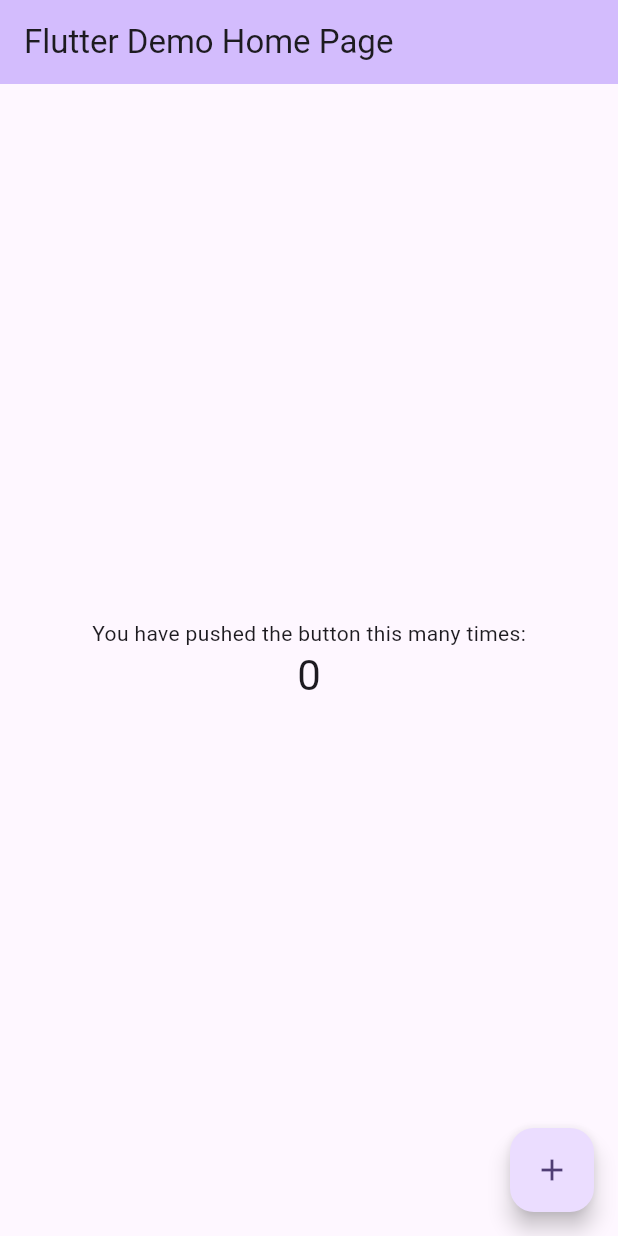
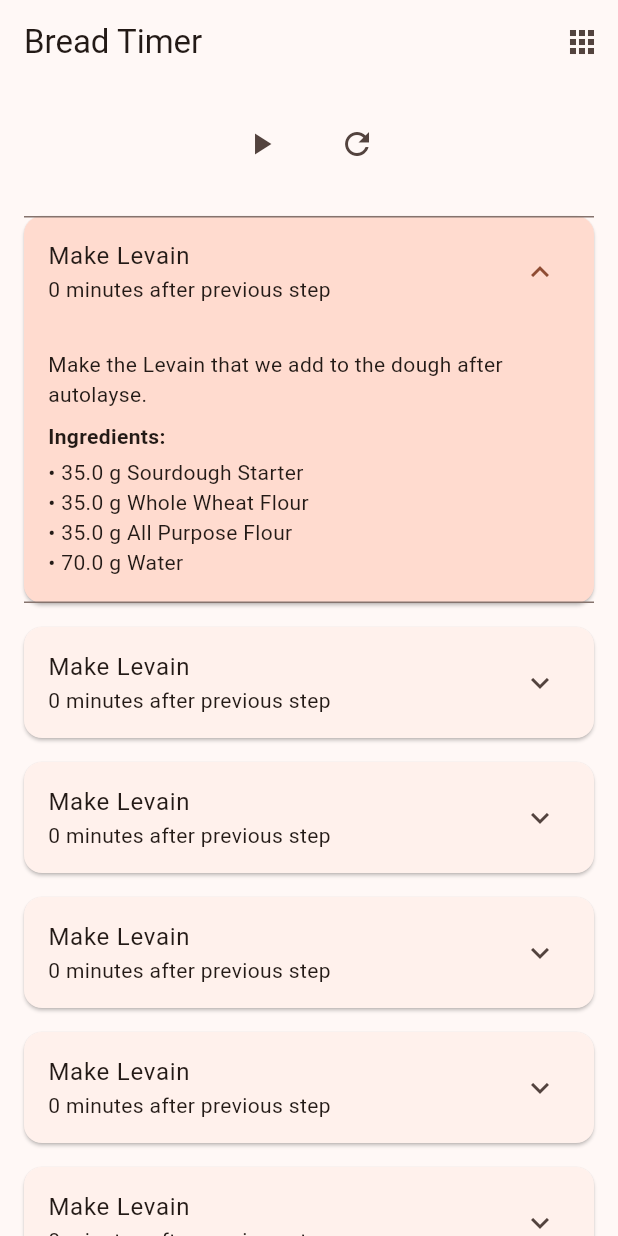
Before and after one commit to JakeRobertBaker/bread_app, a Flutter app: the screen it shows after launch, on a phone screen of 412 x 824 dp. Run offline on Flutter 3.47's test engine with Material 3 defaults, Android fonts, the phone set to English and light mode, and no system bars; our stand-ins replace flutter_local_notifications.

```diff
--- a/lib/main.dart
+++ b/lib/main.dart
@@ -1,122 +1,140 @@
+import 'dart:convert';
 import 'package:flutter/material.dart';
+import 'package:flutter/services.dart';
+import 'package:provider/provider.dart';
+import 'widgets/step_list.dart';
+import 'widgets/timer_controls.dart';
+import 'models.dart';
+import 'services/notification_service.dart';
+import 'services/step_timer.dart';
 
-void main() {
-  runApp(const MyApp());
+void main() async {
+  WidgetsFlutterBinding.ensureInitialized();
+  await NotificationService().init();
+  runApp(const BreadApp());
 }
 
-class MyApp extends StatelessWidget {
-  const MyApp({super.key});
+class BreadApp extends StatelessWidget {
+  const BreadApp({super.key});
 
-  // This widget is the root of your application.
   @override
   Widget build(BuildContext context) {
     return MaterialApp(
-      title: 'Flutter Demo',
+      title: 'Bread Timer',
       theme: ThemeData(
-        // This is the theme of your application.
-        //
-        // TRY THIS: Try running your application with "flutter run". You'll see
-        // the application has a purple toolbar. Then, without quitting the app,
-        // try changing the seedColor in the colorScheme below to Colors.green
-        // and then invoke "hot reload" (save your changes or press the "hot
-        // reload" button in a Flutter-supported IDE, or press "r" if you used
-        // the command line to start the app).
-        //
-        // Notice that the counter didn't reset back to zero; the application
-        // state is not lost during the reload. To reset the state, use hot
-        // restart instead.
-        //
-        // This works for code too, not just values: Most code changes can be
-        // tested with just a hot reload.
-        colorScheme: ColorScheme.fromSeed(seedColor: Colors.deepPurple),
+        colorScheme: ColorScheme.fromSeed(seedColor: Colors.brown),
+        useMaterial3: true,
       ),
-      home: const MyHomePage(title: 'Flutter Demo Home Page'),
+      home: const BreadMakerScreen(),
     );
   }
 }
 
-class MyHomePage extends StatefulWidget {
-  const MyHomePage({super.key, required this.title});
-
-  // This widget is the home page of your application. It is stateful, meaning
-  // that it has a State object (defined below) that contains fields that affect
-  // how it looks.
-
-  // This class is the configuration for the state. It holds the values (in this
-  // case the title) provided by the parent (in this case the App widget) and
-  // used by the build method of the State. Fields in a Widget subclass are
-  // always marked "final".
-
-  final String title;
+class BreadMakerScreen extends StatefulWidget {
+  const BreadMakerScreen({super.key});
 
   @override
-  State<MyHomePage> createState() => _MyHomePageState();
+  State<BreadMakerScreen> createState() => _BreadMakerScreenState();
 }
 
-class _MyHomePageState extends State<MyHomePage> {
-  int _counter = 0;
+class _BreadMakerScreenState extends State<BreadMakerScreen> {
+  Recipe? _recipe;
+  double _loafScale = 1.0; // Scale relative to base recipe
 
-  void _incrementCounter() {
+  @override
+  void initState() {
+    super.initState();
+    _loadRecipe();
+  }
+
+  Future<void> _loadRecipe() async {
+    final String jsonString = await rootBundle.loadString('assets/steps.json');
+    final recipeJson = json.decode(jsonString);
     setState(() {
-      // This call to setState tells the Flutter framework that something has
-      // changed in this State, which causes it to rerun the build method below
-      // so that the display can reflect the updated values. If we changed
-      // _counter without calling setState(), then the build method would not be
-      // called again, and so nothing would appear to happen.
-      _counter++;
+      _recipe = Recipe.fromJson(recipeJson);
+      // Initialize scale based on default n_loaves
+      _loafScale = 2 / (_recipe?.nLoaves ?? 2);
+    });
+  }
+
+  void _updateLoafCount(double newCount) {
+    if (_recipe == null) return;
+    setState(() {
+      _loafScale = newCount / _recipe!.nLoaves;
     });
   }
 
   @override
   Widget build(BuildContext context) {
-    // This method is rerun every time setState is called, for instance as done
-    // by the _incrementCounter method above.
-    //
-    // The Flutter framework has been optimized to make rerunning build methods
-    // fast, so that you can just rebuild anything that needs updating rather
-    // than having to individually change instances of widgets.
-    return Scaffold(
-      appBar: AppBar(
-        // TRY THIS: Try changing the color here to a specific color (to
-        // Colors.amber, perhaps?) and trigger a hot reload to see the AppBar
-        // change color while the other colors stay the same.
-        backgroundColor: Theme.of(context).colorScheme.inversePrimary,
-        // Here we take the value from the MyHomePage object that was created by
-        // the App.build method, and use it to set our appbar title.
-        title: Text(widget.title),
-      ),
-      body: Center(
-        // Center is a layout widget. It takes a single child and positions it
-        // in the middle of the parent.
-        child: Column(
-          // Column is also a layout widget. It takes a list of children and
-          // arranges them vertically. By default, it sizes itself to fit its
-          // children horizontally, and tries to be as tall as its parent.
-          //
-          // Column has various properties to control how it sizes itself and
-          // how it positions its children. Here we use mainAxisAlignment to
-          // center the children vertically; the main axis here is the vertical
-          // axis because Columns are vertical (the cross axis would be
-          // horizontal).
-          //
-          // TRY THIS: Invoke "debug painting" (choose the "Toggle Debug Paint"
-          // action in the IDE, or press "p" in the console), to see the
-          // wireframe for each widget.
-          mainAxisAlignment: MainAxisAlignment.center,
-          children: <Widget>[
-            const Text('You have pushed the button this many times:'),
-            Text(
-              '$_counter',
-              style: Theme.of(context).textTheme.headlineMedium,
+    if (_recipe == null) {
+      return const Scaffold(
+        body: Center(child: CircularProgressIndicator()),
+      );
+    }
+
+    return ChangeNotifierProvider(
+      create: (context) => StepTimer(_recipe!.steps.map(
+        (step) => step.scaled(_loafScale)
+      ).toList()),
+      child: Scaffold(
+        appBar: AppBar(
+          title: const Text('Bread Timer'),
+          actions: [
+            IconButton(
+              icon: const Icon(Icons.apps),
+              onPressed: () => _showLoafCountDialog(context),
             ),
           ],
         ),
+        body: Column(
+          children: const [
+            TimerControls(),
+            Expanded(child: StepList()),
+          ],
+        ),
       ),
-      floatingActionButton: FloatingActionButton(
-        onPressed: _incrementCounter,
-        tooltip: 'Increment',
-        child: const Icon(Icons.add),
-      ), // This trailing comma makes auto-formatting nicer for build methods.
     );
   }
+
+  Future<void> _showLoafCountDialog(BuildContext context) async {
+    final result = await showDialog<double>(
+      context: context,
+      builder: (BuildContext context) {
+        double loaves = _recipe!.nLoaves * _loafScale;
+        return AlertDialog(
+          title: const Text('Adjust Recipe Size'),
+          content: Column(
+            mainAxisSize: MainAxisSize.min,
+            children: [
+              const Text('Number of loaves:'),
+              Slider(
+                value: loaves,
+                min: 1,
+                max: 6,
+                divisions: 10,
+                label: loaves.toStringAsFixed(1),
+                onChanged: (value) {
+                  loaves = value;
+                },
+              ),
+            ],
+          ),
+          actions: [
+            TextButton(
+              onPressed: () => Navigator.pop(context),
+              child: const Text('Cancel'),
+            ),
+            TextButton(
+              onPressed: () => Navigator.pop(context, loaves),
+              child: const Text('Update'),
+            ),
+          ],
+        );
+      },
+    );
+
+    if (result != null) {
+      _updateLoafCount(result);
+    }
+  }
 }
--- /dev/null
+++ b/lib/services/step_timer.dart
@@ -0,0 +1,77 @@
+import 'dart:async';
+import 'package:flutter/material.dart';
+import '../models.dart';
+import '../services/notification_service.dart';
+
+class StepTimer extends ChangeNotifier {
+  final NotificationService _notifications = NotificationService();
+  final List<StepModel> _steps;
+  int _currentStepIndex = 0;
+  Timer? _timer;
+  DateTime? _startTime;
+  bool _isPaused = true;
+
+  StepTimer(this._steps);
+
+  StepModel get currentStep => _steps[_currentStepIndex];
+  bool get isPaused => _isPaused;
+  int get totalSteps => _steps.length;
+  int get currentStepIndex => _currentStepIndex;
+
+  Duration? get timeUntilNextStep {
+    if (_startTime == null || _currentStepIndex >= _steps.length - 1) return null;
+
+    final totalMinutesSoFar = _steps
+        .take(_currentStepIndex + 1)
+        .map((s) => s.minutesAfterPreviousStep)
+        .reduce((a, b) => a + b);
+
+    final targetTime = _startTime!.add(Duration(minutes: totalMinutesSoFar));
+    return targetTime.difference(DateTime.now());
+  }
+
+  void start() {
+    if (_startTime == null) {
+      _startTime = DateTime.now();
+    }
+    _isPaused = false;
+    _startTimer();
+    notifyListeners();
+  }
+
+  void pause() {
+    _isPaused = true;
+    _timer?.cancel();
+    notifyListeners();
+  }
+
+  void reset() {
+    _startTime = null;
+    _currentStepIndex = 0;
+    _isPaused = true;
+    _timer?.cancel();
+    notifyListeners();
+  }
+
+  void _startTimer() {
+    _timer?.cancel();
+    _timer = Timer.periodic(const Duration(seconds: 1), (_) {
+      if (_isPaused || timeUntilNextStep == null) return;
+
+      if (timeUntilNextStep!.isNegative && _currentStepIndex < _steps.length - 1) {
+        _currentStepIndex++;
+        _notifications.showStepNotification(
+          currentStep.name,
+          currentStep.description,
+        );
+        notifyListeners();
+      }
+    });
+  }
+
+  @override
+  void dispose() {
+    _timer?.cancel();
+    super.dispose();
+  }
+}
--- /dev/null
+++ b/lib/widgets/step_list.dart
@@ -0,0 +1,74 @@
+import 'package:flutter/material.dart';
+import 'package:provider/provider.dart';
+import '../services/step_timer.dart';
+import '../models.dart';
+
+class StepList extends StatelessWidget {
+  const StepList({super.key});
+
+  @override
+  Widget build(BuildContext context) {
+    return Consumer<StepTimer>(
+      builder: (context, timer, child) {
+        return ListView.builder(
+          itemCount: timer.totalSteps,
+          itemBuilder: (context, index) {
+            final step = timer.currentStep;
+            final isCurrentStep = index == timer.currentStepIndex;
+
+            return Card(
+              margin: const EdgeInsets.symmetric(horizontal: 16.0, vertical: 8.0),
+              color: isCurrentStep ? Theme.of(context).colorScheme.primaryContainer : null,
+              child: ExpansionTile(
+                title: Text(step.name),
+                subtitle: Text('${step.minutesAfterPreviousStep} minutes after previous step'),
+                initiallyExpanded: isCurrentStep,
+                children: [
+                  Padding(
+                    padding: const EdgeInsets.all(16.0),
+                    child: Column(
+                      crossAxisAlignment: CrossAxisAlignment.start,
+                      children: [
+                        Text(step.description),
+                        const SizedBox(height: 8),
+                        if (step.ingredients.isNotEmpty) ...[
+                          const Text('Ingredients:',
+                              style: TextStyle(fontWeight: FontWeight.bold)),
+                          const SizedBox(height: 4),
+                          ...step.ingredients.map((ingredient) => Text(
+                              '• ${ingredient.amount} ${ingredient.units} ${ingredient.name}')),
+                        ],
+                        if (isCurrentStep && timer.timeUntilNextStep != null)
+                          Padding(
+                            padding: const EdgeInsets.only(top: 8.0),
+                            child: Text(
+                              'Time until next step: ${_formatDuration(timer.timeUntilNextStep!)}',
+                              style: const TextStyle(fontWeight: FontWeight.bold),
+                            ),
+                          ),
+                      ],
+                    ),
+                  ),
+                ],
+              ),
+            );
+          },
+        );
+      },
+    );
+  }
+
+  String _formatDuration(Duration duration) {
+    if (duration.isNegative) {
+      return 'Overdue!';
+    }
+    final hours = duration.inHours;
+    final minutes = duration.inMinutes % 60;
+    final seconds = duration.inSeconds % 60;
+
+    if (hours > 0) {
+      return '$hours:${minutes.toString().padLeft(2, '0')}:${seconds.toString().padLeft(2, '0')}';
+    }
+    return '${minutes.toString().padLeft(2, '0')}:${seconds.toString().padLeft(2, '0')}';
+  }
+}
--- /dev/null
+++ b/lib/widgets/timer_controls.dart
@@ -0,0 +1,38 @@
+import 'package:flutter/material.dart';
+import 'package:provider/provider.dart';
+import '../services/step_timer.dart';
+
+class TimerControls extends StatelessWidget {
+  const TimerControls({super.key});
+
+  @override
+  Widget build(BuildContext context) {
+    return Consumer<StepTimer>(
+      builder: (context, timer, child) {
+        return Padding(
+          padding: const EdgeInsets.all(16.0),
+          child: Row(
+            mainAxisAlignment: MainAxisAlignment.center,
+            children: [
+              IconButton(
+                icon: Icon(timer.isPaused ? Icons.play_arrow : Icons.pause),
+                onPressed: () {
+                  if (timer.isPaused) {
+                    timer.start();
+                  } else {
+                    timer.pause();
+                  }
+                },
+              ),
+              const SizedBox(width: 16),
+              IconButton(
+                icon: const Icon(Icons.refresh),
+                onPressed: () => timer.reset(),
+              ),
+            ],
+          ),
+        );
+      },
+    );
+  }
+}
```
Also changed, not shown: lib/services/notification_service.dart (added, +68 -0 lines), pubspec.yaml (+9 -73 lines), pubspec.lock, 5 other files.
